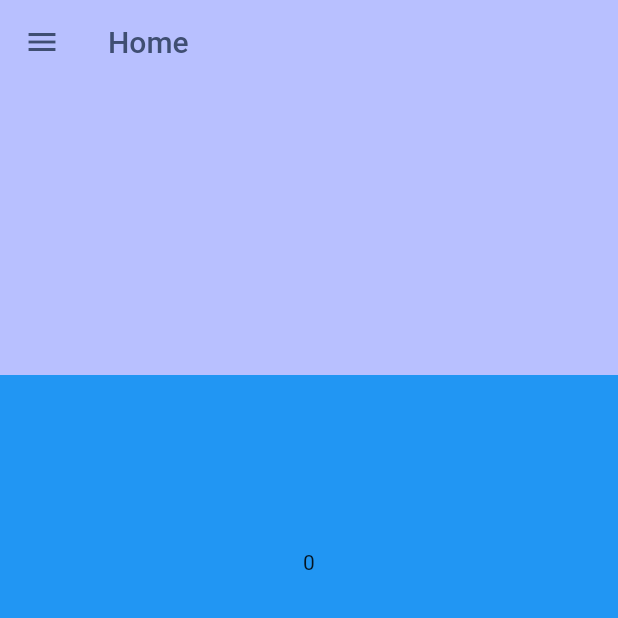
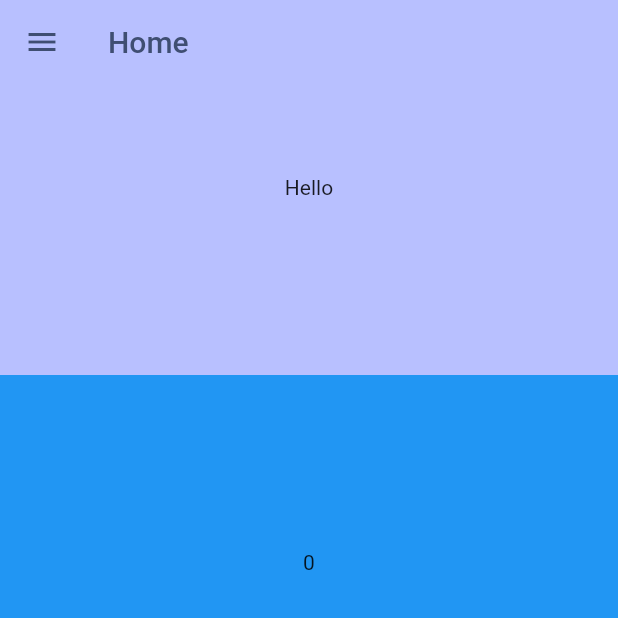
Before and after one commit to CoachSaab/handy, a Flutter app: the screen it shows after launch, on a phone screen of 412 x 824 dp, the top half of it. Run offline on Flutter 3.47's test engine with Material 2 defaults, Android fonts, the phone set to English and light mode, and no system bars; drawn by our look-alikes of animated_text_kit.

Commit message:
Base App

```diff
--- a/lib/widgets/appbar/CustomAppBar.dart
+++ b/lib/widgets/appbar/CustomAppBar.dart
@@ -12,7 +12,7 @@ class CustomAppbar extends StatelessWidget {
       title: Text("Home"),
       flexibleSpace: Center(child: AnimatedTextKit(
           animatedTexts: [
-            AnimatedText(text: "")
+            TyperAnimatedText("Hello")
           ],
       )
       ),
```
